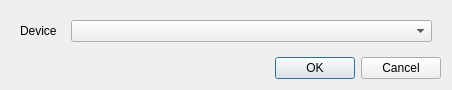
Qt form tracker-steamvr/dialog.ui (opentrack/opentrack) before a commit.
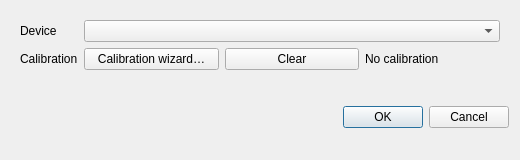
The same form after that commit. Icons and pictures are not drawn.

Commit message: Add SteamVR tracker calibration wizard and pose correction

```diff
--- a/tracker-steamvr/dialog.ui
+++ b/tracker-steamvr/dialog.ui
@@ -9,8 +9,8 @@
    <rect>
     <x>0</x>
     <y>0</y>
-    <width>452</width>
-    <height>85</height>
+    <width>520</width>
+    <height>160</height>
    </rect>
   </property>
   <property name="minimumSize">
@@ -62,6 +62,38 @@
         </property>
        </widget>
       </item>
+      <item row="1" column="0">
+       <widget class="QLabel" name="labelCalibration">
+        <property name="text">
+         <string>Calibration</string>
+        </property>
+       </widget>
+      </item>
+      <item row="1" column="1">
+       <layout class="QHBoxLayout" name="calibrationLayout">
+        <item>
+         <widget class="QPushButton" name="runCalibration">
+          <property name="text">
+           <string>Calibration wizard…</string>
+          </property>
+         </widget>
+        </item>
+        <item>
+         <widget class="QPushButton" name="clearCalibration">
+          <property name="text">
+           <string>Clear</string>
+          </property>
+         </widget>
+        </item>
+        <item>
+         <widget class="QLabel" name="calibrationStatus">
+          <property name="text">
+           <string>No calibration</string>
+          </property>
+         </widget>
+        </item>
+       </layout>
+      </item>
      </layout>
     </widget>
    </item>
```
The commit also changes 8 other files.
